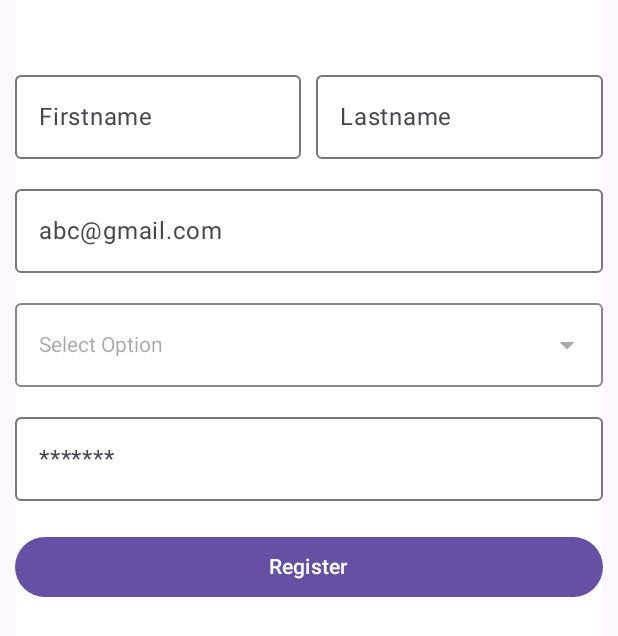
After one commit to DRAXX69/kotlinindividual, an Android app built with Jetpack Compose: the RegistrationActivity screen opened directly, with no data from a screen before it, on a phone screen of 412 x 824 dp. The commit adds this screen. Shown: the top 636 px of the screen. Run offline under Robolectric (Android 15) with nearby library versions, the phone set to English and light mode, and no system bars; our stand-ins replace Firebase (no records; nobody signed in at launch, a user with empty details on screens opened directly).

Commit message:
registration

```diff
--- /dev/null
+++ b/app/src/main/java/com/example/hypercars/RegistrationActivity.kt
@@ -0,0 +1,232 @@
+package com.example.hypercars
+
+import android.app.Activity
+import android.content.Context
+import android.os.Bundle
+import android.widget.Toast
+import androidx.activity.ComponentActivity
+import androidx.activity.compose.setContent
+import androidx.activity.enableEdgeToEdge
+import androidx.compose.foundation.layout.fillMaxSize
+import androidx.compose.foundation.layout.padding
+import androidx.compose.material3.Scaffold
+import androidx.compose.material3.Text
+import com.example.hypercars.ui.theme.HypercarsTheme
+import androidx.activity.compose.setContent
+import androidx.activity.enableEdgeToEdge
+import androidx.compose.foundation.background
+import androidx.compose.foundation.clickable
+import androidx.compose.foundation.layout.Box
+import androidx.compose.foundation.layout.Column
+import androidx.compose.foundation.layout.PaddingValues
+import androidx.compose.foundation.layout.Row
+import androidx.compose.foundation.layout.Spacer
+import androidx.compose.foundation.layout.fillMaxSize
+import androidx.compose.foundation.layout.fillMaxWidth
+import androidx.compose.foundation.layout.height
+import androidx.compose.foundation.layout.padding
+import androidx.compose.foundation.layout.width
+import androidx.compose.material.icons.Icons
+import androidx.compose.material.icons.filled.ArrowDropDown
+import androidx.compose.material3.Button
+import androidx.compose.material3.DropdownMenu
+import androidx.compose.material3.DropdownMenuItem
+import androidx.compose.material3.Icon
+import androidx.compose.material3.OutlinedTextField
+import androidx.compose.material3.Scaffold
+import androidx.compose.material3.Text
+import androidx.compose.material3.TextFieldDefaults
+import androidx.compose.runtime.Composable
+import androidx.compose.runtime.getValue
+import androidx.compose.runtime.mutableStateOf
+import androidx.compose.runtime.remember
+import androidx.compose.runtime.setValue
+import androidx.compose.runtime.snapshots.SnapshotApplyResult.Success
+import androidx.compose.ui.Alignment
+import androidx.compose.ui.Modifier
+import androidx.compose.ui.geometry.Size
+import androidx.compose.ui.graphics.Color
+import androidx.compose.ui.layout.onGloballyPositioned
+import androidx.compose.ui.platform.LocalContext
+import androidx.compose.ui.platform.LocalDensity
+import androidx.compose.ui.tooling.preview.Preview
+import androidx.compose.ui.unit.dp
+import androidx.compose.ui.unit.toSize
+import com.example.hypercars.model.UserModel
+import com.example.hypercars.repository.UserRepositoryImpl
+import com.example.hypercars.viewmodel.UserViewModel
+
+class RegistrationActivity : ComponentActivity() {
+    override fun onCreate(savedInstanceState: Bundle?) {
+        super.onCreate(savedInstanceState)
+        enableEdgeToEdge()
+        setContent {
+            Scaffold { innerPadding ->
+                RegBody(innerPadding)
+            }
+        }
+    }
+}
+
+@Composable
+fun RegBody(innerPaddingValues: PaddingValues) {
+
+    val repo = remember { UserRepositoryImpl() }
+    val UserViewModel = remember { UserViewModel(repo) }
+
+    val context = LocalContext.current
+    val activity = context as? Activity
+
+
+
+    var firstName by remember { mutableStateOf("") }
+    var password by remember { mutableStateOf("") }
+    var lastname by remember { mutableStateOf("") }
+    var email by remember { mutableStateOf("") }
+    var expanded by remember { mutableStateOf(false) }
+
+    var selectedOptionText by remember { mutableStateOf("Select Option") }
+
+    val options = listOf("Nepal", "India", "China")
+
+    var textFieldSize by remember { mutableStateOf(Size.Zero) } // to capture textfield size
+    Column(
+        modifier = Modifier
+            .padding(innerPaddingValues).padding(horizontal = 10.dp)
+            .fillMaxSize()
+            .background(color = Color.White)
+    ) {
+        Spacer(modifier = Modifier.height(50.dp))
+        Row(
+            verticalAlignment = Alignment.CenterVertically
+        ) {
+            OutlinedTextField(
+                value = firstName,
+                onValueChange = {
+                    firstName = it
+                },
+                placeholder = {
+                    Text("Firstname")
+                },
+                modifier = Modifier.weight(1f)
+            )
+            Spacer(modifier = Modifier.width(10.dp))
+            OutlinedTextField(
+                value = lastname,
+                onValueChange = {
+                    lastname = it
+                },
+                placeholder = {
+                    Text("Lastname")
+                },
+                modifier = Modifier.weight(1f)
+            )
+        }
+        Spacer(modifier = Modifier.height(20.dp))
+        OutlinedTextField(
+            value = email,
+            onValueChange = {
+                email = it
+            },
+            placeholder = {
+                Text("abc@gmail.com")
+            },
+            modifier = Modifier.fillMaxWidth()
+        )
+
+        Spacer(modifier = Modifier.height(20.dp))
+        Box(
+            modifier = Modifier
+                .fillMaxWidth()) {
+            OutlinedTextField(
+                value = selectedOptionText,
+                onValueChange = {},
+                modifier = Modifier
+                    .fillMaxWidth()
+                    .onGloballyPositioned { coordinates ->
+                        // capture the size of the TextField
+                        textFieldSize = coordinates.size.toSize()
+                    }
+                    .clickable { expanded = true },
+                placeholder = { Text("Select Country") },
+                enabled = false, // prevent manual typing
+                colors = TextFieldDefaults.colors(
+                    disabledIndicatorColor = Color.Gray,
+                    disabledContainerColor = Color.White,
+                ),
+                trailingIcon = {
+                    Icon(
+                        imageVector = Icons.Default.ArrowDropDown,
+                        contentDescription = null
+                    )
+                }
+            )
+
+            DropdownMenu(
+                expanded = expanded,
+                onDismissRequest = { expanded = false },
+                modifier = Modifier
+                    .width(with(LocalDensity.current) { textFieldSize.width.toDp() })
+            ) {
+                options.forEach { option ->
+                    DropdownMenuItem(
+                        text = { Text(option) },
+                        onClick = {
+                            selectedOptionText = option
+                            expanded = false
+                        }
+                    )
+                }
+            }
+        }
+
+        Spacer(modifier = Modifier.height(20.dp))
+        OutlinedTextField(
+            value = password,
+            onValueChange = {
+                password = it
+            },
+            placeholder = {
+                Text("*******")
+            },
+            modifier = Modifier.fillMaxWidth()
+        )
+        Spacer(modifier = Modifier.height(20.dp))
+
+        Button(onClick = {
+            UserViewModel.register(email,password){
+                success,message,userId ->
+                if (success){
+                    var userModel = UserModel(
+                        userId,email,
+                        firstName,lastname,
+                        "Male",
+                         selectedOptionText
+                    )
+                    UserViewModel.addUserToDatabase (userId,userModel){
+                        success, message ->
+                        if (success){
+                            Toast.makeText(context,message, Toast.LENGTH_LONG).show()
+                        }else{
+                            Toast.makeText(context,message, Toast.LENGTH_SHORT).show()
+                        }
+                    }
+                }else{
+                    Toast.makeText(context,message, Toast.LENGTH_LONG).show()
+
+                }
+
+            }
+        },
+            modifier = Modifier.fillMaxWidth()) {
+            Text("Register")
+        }
+
+    }
+}
+
+@Preview
+@Composable
+fun RegPreview() {
+    RegBody(innerPaddingValues = PaddingValues(0.dp))
+}
--- /dev/null
+++ b/app/src/main/res/drawable/baseline_remove_red_eye_24.xml
@@ -0,0 +1,5 @@
+<vector xmlns:android="http://schemas.android.com/apk/res/android" android:height="24dp" android:tint="#000000" android:viewportHeight="24" android:viewportWidth="24" android:width="24dp">
+
+    <path android:fillColor="@android:color/white" android:pathData="M12,4.5C7,4.5 2.73,7.61 1,12c1.73,4.39 6,7.5 11,7.5s9.27,-3.11 11,-7.5c-1.73,-4.39 -6,-7.5 -11,-7.5zM12,17c-2.76,0 -5,-2.24 -5,-5s2.24,-5 5,-5 5,2.24 5,5 -2.24,5 -5,5zM12,9c-1.66,0 -3,1.34 -3,3s1.34,3 3,3 3,-1.34 3,-3 -1.34,-3 -3,-3z"/>
+
+</vector>
--- /dev/null
+++ b/app/src/main/res/drawable/baseline_visibility_off_24.xml
@@ -0,0 +1,5 @@
+<vector xmlns:android="http://schemas.android.com/apk/res/android" android:height="24dp" android:tint="#000000" android:viewportHeight="24" android:viewportWidth="24" android:width="24dp">
+
+    <path android:fillColor="@android:color/white" android:pathData="M12,7c2.76,0 5,2.24 5,5 0,0.65 -0.13,1.26 -0.36,1.83l2.92,2.92c1.51,-1.26 2.7,-2.89 3.43,-4.75 -1.73,-4.39 -6,-7.5 -11,-7.5 -1.4,0 -2.74,0.25 -3.98,0.7l2.16,2.16C10.74,7.13 11.35,7 12,7zM2,4.27l2.28,2.28 0.46,0.46C3.08,8.3 1.78,10.02 1,12c1.73,4.39 6,7.5 11,7.5 1.55,0 3.03,-0.3 4.38,-0.84l0.42,0.42L19.73,22 21,20.73 3.27,3 2,4.27zM7.53,9.8l1.55,1.55c-0.05,0.21 -0.08,0.43 -0.08,0.65 0,1.66 1.34,3 3,3 0.22,0 0.44,-0.03 0.65,-0.08l1.55,1.55c-0.67,0.33 -1.41,0.53 -2.2,0.53 -2.76,0 -5,-2.24 -5,-5 0,-0.79 0.2,-1.53 0.53,-2.2zM11.84,9.02l3.15,3.15 0.02,-0.16c0,-1.66 -1.34,-3 -3,-3l-0.17,0.01z"/>
+
+</vector>
--- a/app/src/main/res/values/strings.xml
+++ b/app/src/main/res/values/strings.xml
@@ -3,4 +3,7 @@
     <string name="title_activity_splash">splashActivity</string>
     <string name="title_activity_nav_bar">NavBar</string>
     <string name="title_activity_nav_top_bar">NavTopBar</string>
+    <string name="title_activity_login">LoginActivity</string>
+    <string name="title_activity_registration">RegistrationActivity</string>
+    <string name="title_activity_forget_password">ForgetPasswordActivity</string>
 </resources>
```
Also changed, not shown: app/src/main/AndroidManifest.xml (+33 -0 lines), app/src/main/java/com/example/hypercars/ForgetPasswordActivity.kt (added, +97 -0 lines), app/src/main/java/com/example/hypercars/LoginActivity.kt (added, +303 -0 lines), app/src/main/java/com/example/hypercars/viewmodel/UserViewModel.kt (line endings or trailing spaces), app/src/main/res/drawable/porsche.jpg (added).
